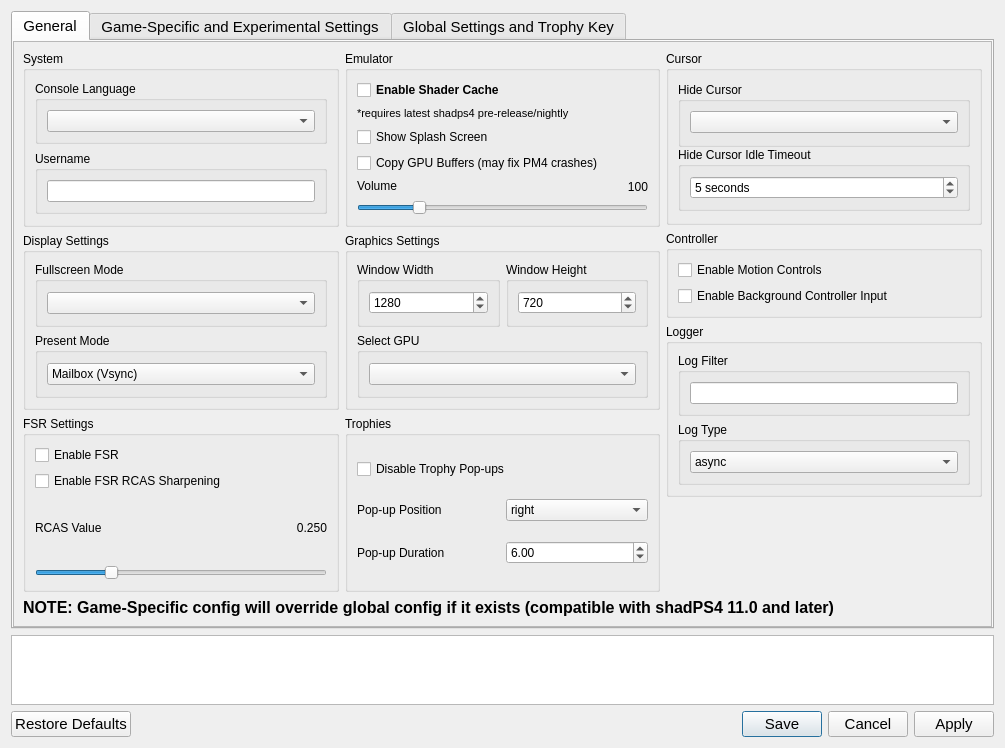
Qt form settings/ShadSettings.ui (rainmakerv3/BB_Launcher) before a commit.
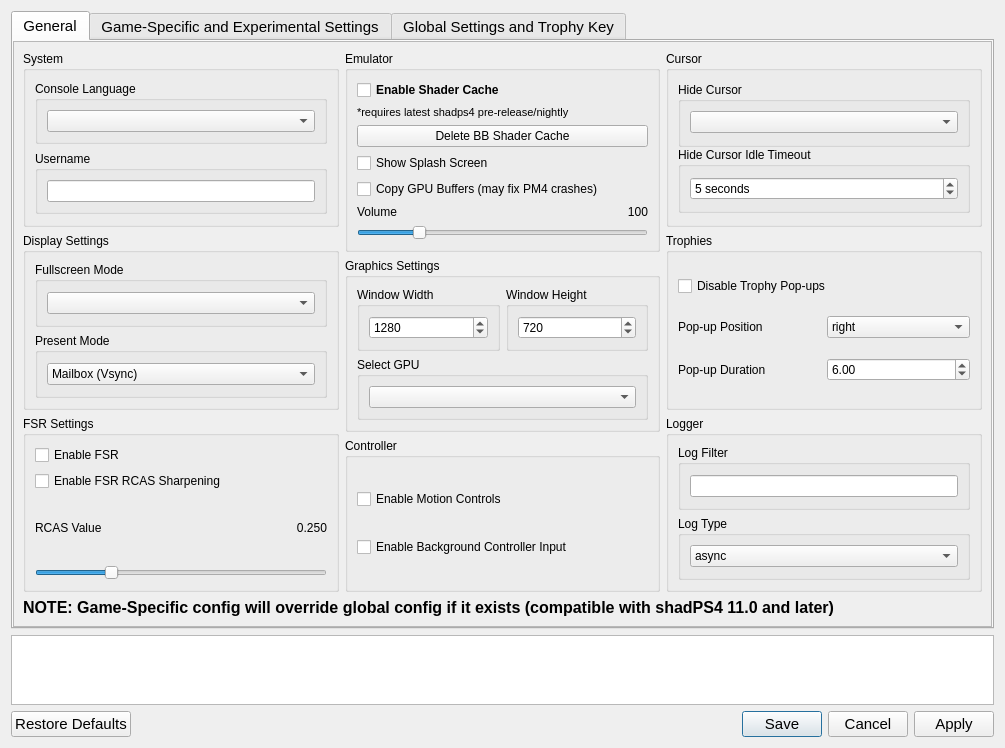
The same form after that commit. Icons and pictures are not drawn.

Commit message: add button to delete shader cache

Patch:
```diff
--- a/settings/ShadSettings.ui
+++ b/settings/ShadSettings.ui
@@ -291,6 +291,13 @@
                  </property>
                 </widget>
                </item>
+               <item>
+                <widget class="QPushButton" name="deleteCacheButton">
+                 <property name="text">
+                  <string>Delete BB Shader Cache</string>
+                 </property>
+                </widget>
+               </item>
                <item>
                 <widget class="QCheckBox" name="showSplashCheckBox">
                  <property name="text">
@@ -445,7 +452,13 @@
              </widget>
             </item>
             <item>
-             <widget class="QGroupBox" name="trophySettingsGroupBox">
+             <widget class="QGroupBox" name="ControllerGroupBox">
+              <property name="sizePolicy">
+               <sizepolicy hsizetype="MinimumExpanding" vsizetype="Preferred">
+                <horstretch>0</horstretch>
+                <verstretch>0</verstretch>
+               </sizepolicy>
+              </property>
               <property name="font">
                <font>
                 <pointsize>9</pointsize>
@@ -453,74 +466,31 @@
                </font>
               </property>
               <property name="title">
-               <string>Trophies</string>
+               <string>Controller</string>
               </property>
-              <layout class="QVBoxLayout" name="verticalLayout_11">
+              <layout class="QVBoxLayout" name="verticalLayout">
+               <property name="spacing">
+                <number>6</number>
+               </property>
+               <property name="topMargin">
+                <number>9</number>
+               </property>
+               <property name="bottomMargin">
+                <number>9</number>
+               </property>
                <item>
-                <widget class="QCheckBox" name="disableTrophycheckBox">
+                <widget class="QCheckBox" name="motionControlsCheckBox">
                  <property name="text">
-                  <string notr="true">Disable Trophy Pop-ups</string>
+                  <string>Enable Motion Controls</string>
                  </property>
                 </widget>
                </item>
                <item>
-                <layout class="QHBoxLayout" name="popupPosLayout">
-                 <item>
-                  <widget class="QLabel" name="popupPosLabel">
-                   <property name="text">
-                    <string>Pop-up Position</string>
-                   </property>
-                  </widget>
-                 </item>
-                 <item>
-                  <widget class="QComboBox" name="popUpPosComboBox">
-                   <item>
-                    <property name="text">
-                     <string>right</string>
-                    </property>
-                   </item>
-                   <item>
-                    <property name="text">
-                     <string>left</string>
-                    </property>
-                   </item>
-                   <item>
-                    <property name="text">
-                     <string>top</string>
-                    </property>
-                   </item>
-                   <item>
-                    <property name="text">
-                     <string>bottom</string>
-                    </property>
-                   </item>
-                  </widget>
-                 </item>
-                </layout>
-               </item>
-               <item>
-                <layout class="QHBoxLayout" name="popupDurationLayout">
-                 <item>
-                  <widget class="QLabel" name="popupDurationLabel">
-                   <property name="text">
-                    <string>Pop-up Duration</string>
-                   </property>
-                  </widget>
-                 </item>
-                 <item>
-                  <widget class="QDoubleSpinBox" name="popUpDurationSpinBox">
-                   <property name="maximum">
-                    <double>10.000000000000000</double>
-                   </property>
-                   <property name="singleStep">
-                    <double>0.100000000000000</double>
-                   </property>
-                   <property name="value">
-                    <double>6.000000000000000</double>
-                   </property>
-                  </widget>
-                 </item>
-                </layout>
+                <widget class="QCheckBox" name="backgroundControllerCheckBox">
+                 <property name="text">
+                  <string>Enable Background Controller Input</string>
+                 </property>
+                </widget>
                </item>
               </layout>
              </widget>
@@ -642,13 +612,7 @@
              </widget>
             </item>
             <item>
-             <widget class="QGroupBox" name="ControllerGroupBox">
-              <property name="sizePolicy">
-               <sizepolicy hsizetype="MinimumExpanding" vsizetype="Preferred">
-                <horstretch>0</horstretch>
-                <verstretch>0</verstretch>
-               </sizepolicy>
-              </property>
+             <widget class="QGroupBox" name="trophySettingsGroupBox">
               <property name="font">
                <font>
                 <pointsize>9</pointsize>
@@ -656,31 +620,74 @@
                </font>
               </property>
               <property name="title">
-               <string>Controller</string>
+               <string>Trophies</string>
               </property>
-              <layout class="QVBoxLayout" name="verticalLayout">
-               <property name="spacing">
-                <number>6</number>
-               </property>
-               <property name="topMargin">
-                <number>9</number>
-               </property>
-               <property name="bottomMargin">
-                <number>9</number>
-               </property>
+              <layout class="QVBoxLayout" name="verticalLayout_11">
                <item>
-                <widget class="QCheckBox" name="motionControlsCheckBox">
+                <widget class="QCheckBox" name="disableTrophycheckBox">
                  <property name="text">
-                  <string>Enable Motion Controls</string>
+                  <string notr="true">Disable Trophy Pop-ups</string>
                  </property>
                 </widget>
                </item>
                <item>
-                <widget class="QCheckBox" name="backgroundControllerCheckBox">
-                 <property name="text">
-                  <string>Enable Background Controller Input</string>
-                 </property>
-                </widget>
+                <layout class="QHBoxLayout" name="popupPosLayout">
+                 <item>
+                  <widget class="QLabel" name="popupPosLabel">
+                   <property name="text">
+                    <string>Pop-up Position</string>
+                   </property>
+                  </widget>
+                 </item>
+                 <item>
+                  <widget class="QComboBox" name="popUpPosComboBox">
+                   <item>
+                    <property name="text">
+                     <string>right</string>
+                    </property>
+                   </item>
+                   <item>
+                    <property name="text">
+                     <string>left</string>
+                    </property>
+                   </item>
+                   <item>
+                    <property name="text">
+                     <string>top</string>
+                    </property>
+                   </item>
+                   <item>
+                    <property name="text">
+                     <string>bottom</string>
+                    </property>
+                   </item>
+                  </widget>
+                 </item>
+                </layout>
+               </item>
+               <item>
+                <layout class="QHBoxLayout" name="popupDurationLayout">
+                 <item>
+                  <widget class="QLabel" name="popupDurationLabel">
+                   <property name="text">
+                    <string>Pop-up Duration</string>
+                   </property>
+                  </widget>
+                 </item>
+                 <item>
+                  <widget class="QDoubleSpinBox" name="popUpDurationSpinBox">
+                   <property name="maximum">
+                    <double>10.000000000000000</double>
+                   </property>
+                   <property name="singleStep">
+                    <double>0.100000000000000</double>
+                   </property>
+                   <property name="value">
+                    <double>6.000000000000000</double>
+                   </property>
+                  </widget>
+                 </item>
+                </layout>
                </item>
               </layout>
              </widget>
@@ -747,19 +754,6 @@
               </layout>
              </widget>
             </item>
-            <item>
-             <spacer name="verticalSpacer">
-              <property name="orientation">
-               <enum>Qt::Orientation::Vertical</enum>
-              </property>
-              <property name="sizeHint" stdset="0">
-               <size>
-                <width>20</width>
-                <height>40</height>
-               </size>
-              </property>
-             </spacer>
-            </item>
            </layout>
           </item>
          </layout>
```
The commit also changes 1 other file.
